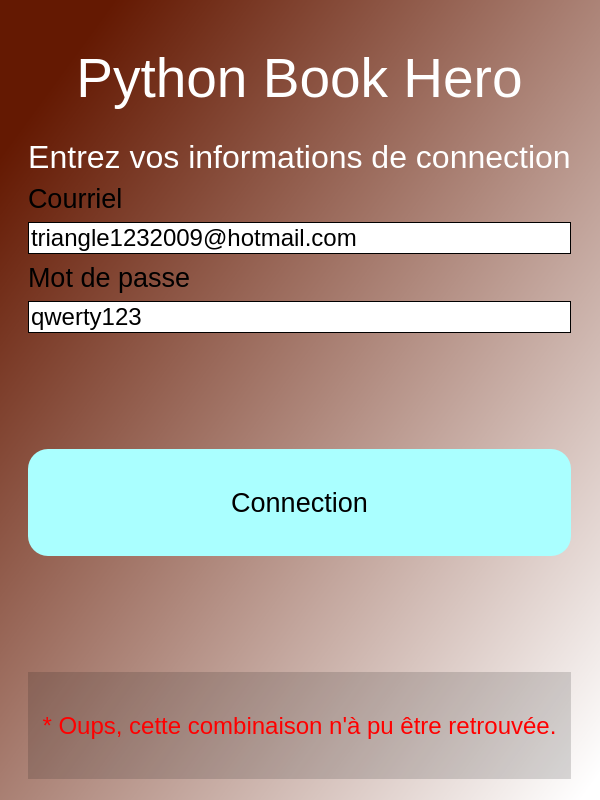
This is BookHeroProjectDesigner/ecranacceuil.ui in Izocel/PythonBookHero as Qt 5 draws it before an edit. The edited form follows.
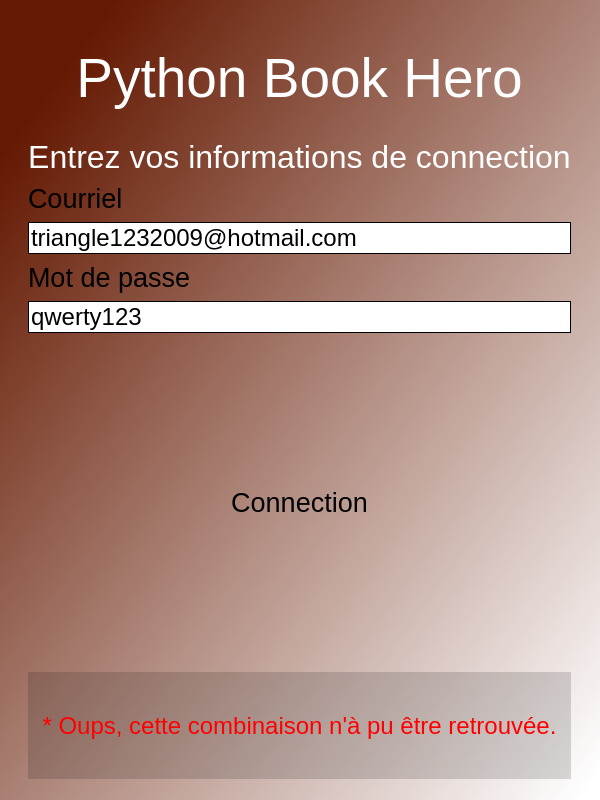
This is the edited form.

Diff of the .ui file:
```diff
--- a/BookHeroProjectDesigner/ecranacceuil.ui
+++ b/BookHeroProjectDesigner/ecranacceuil.ui
@@ -284,9 +284,12 @@
               <cursorShape>PointingHandCursor</cursorShape>
              </property>
              <property name="styleSheet">
-              <string notr="true">border-radius:20px;
+              <string notr="true">:active{border-radius:20px;
 background-color: rgb(170, 255, 255);
-</string>
+}
+:hover{
+background-color: rgb(23, 250, 250);
+}</string>
              </property>
              <property name="text">
               <string>Connection</string>
```
